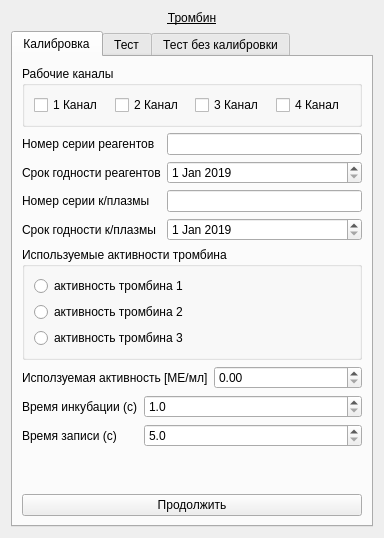
The window that choisedialog/ko4.ui (krang4d/Agrekola) describes before a commit, drawn with Qt 5.
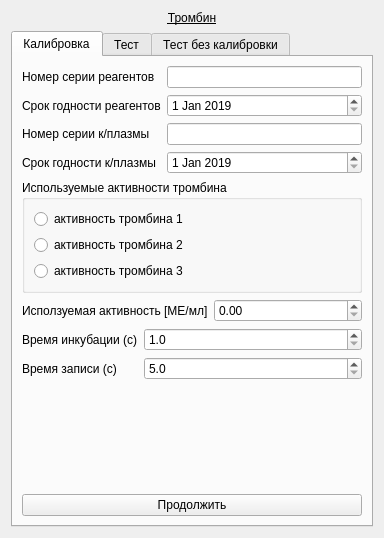
The same window after the commit. The open tabs and pages were chosen to show the change.

The edit to the form file:
```diff
--- a/choisedialog/ko4.ui
+++ b/choisedialog/ko4.ui
@@ -34,43 +34,6 @@
        <string>Калибровка</string>
       </attribute>
       <layout class="QVBoxLayout" name="verticalLayout">
-       <item>
-        <widget class="QGroupBox" name="groupBox_calibChls">
-         <property name="title">
-          <string>Рабочие каналы</string>
-         </property>
-         <layout class="QHBoxLayout" name="horizontalLayout">
-          <item>
-           <widget class="QCheckBox" name="checkBox_calibCh1">
-            <property name="text">
-             <string>1 Канал</string>
-            </property>
-           </widget>
-          </item>
-          <item>
-           <widget class="QCheckBox" name="checkBox_calibCh2">
-            <property name="text">
-             <string>2 Канал</string>
-            </property>
-           </widget>
-          </item>
-          <item>
-           <widget class="QCheckBox" name="checkBox_calibCh3">
-            <property name="text">
-             <string>3 Канал</string>
-            </property>
-           </widget>
-          </item>
-          <item>
-           <widget class="QCheckBox" name="checkBox_calibCh4">
-            <property name="text">
-             <string>4 Канал</string>
-            </property>
-           </widget>
-          </item>
-         </layout>
-        </widget>
-       </item>
        <item>
         <layout class="QFormLayout" name="formLayout_calib_1">
          <item row="0" column="0">
```
Left out of the diff: 2 changed lines with no effect on the pictures.
